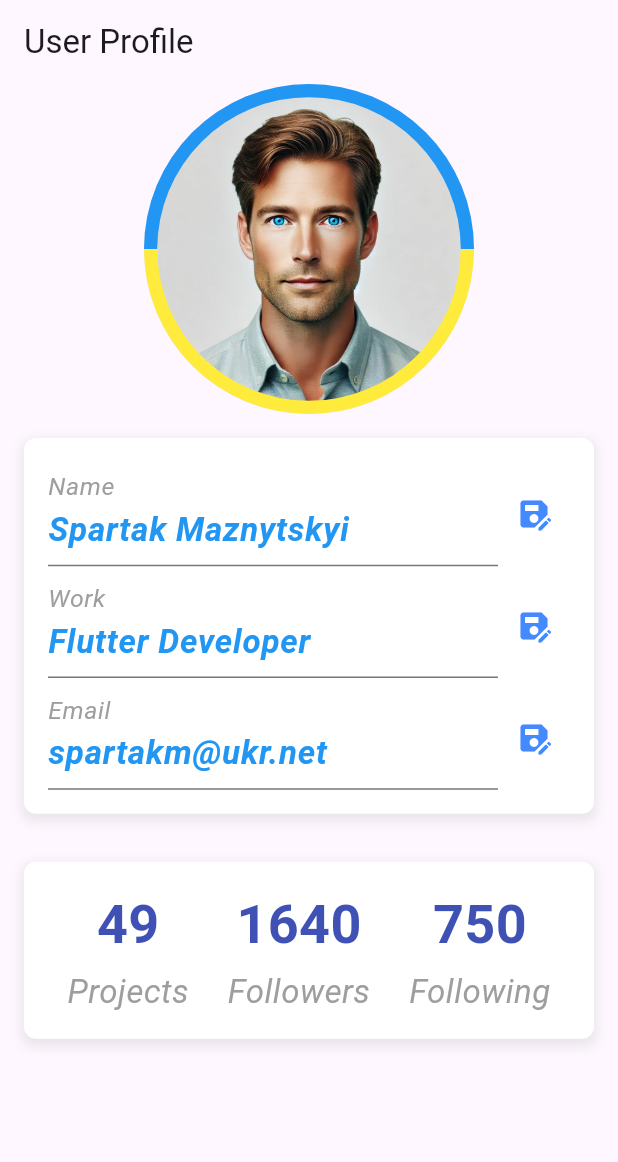
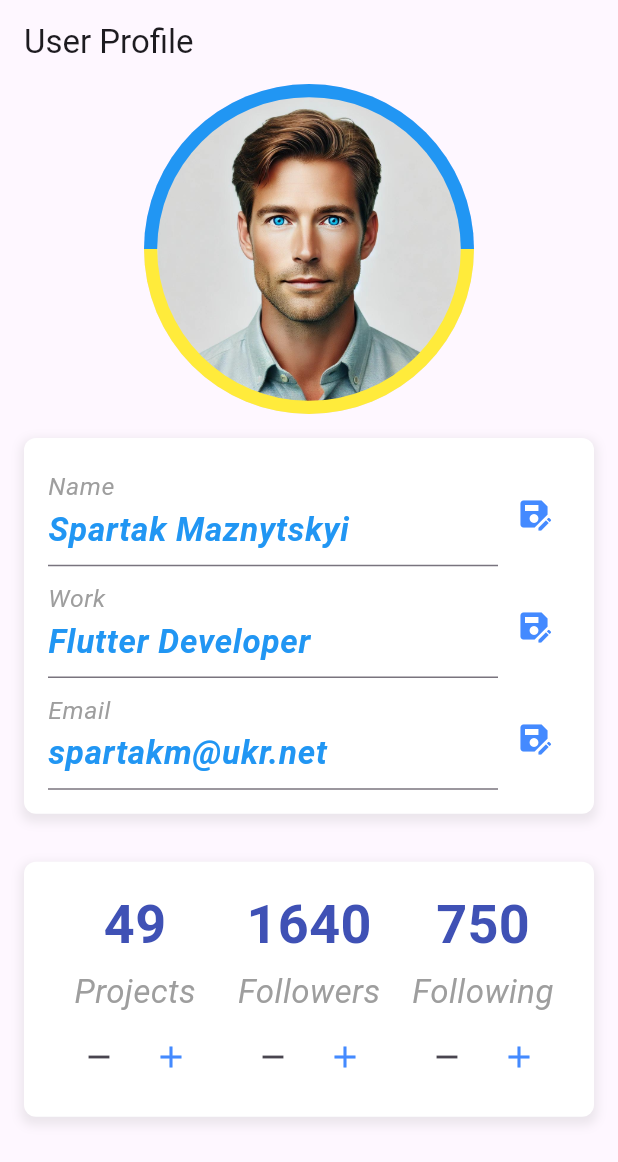
Before and after one commit to Spartakm67/flutter_home_work7, a Flutter app: the screen it shows after launch, after a tap on the "save as" icon, on a phone screen of 412 x 824 dp. Shown: the top 1162 px of the screen. Run offline on Flutter 3.47's test engine with Material 3 defaults, Android fonts, the phone set to English and light mode, and no system bars.

Commit message:
Email field validation added

```diff
--- a/lib/screens/profile_page.dart
+++ b/lib/screens/profile_page.dart
@@ -1,6 +1,6 @@
 import 'package:flutter/material.dart';
 import 'package:flutter_home_work7/widgets/profile_header.dart';
-import 'package:flutter_home_work7/widgets/user_status_widget.dart';
+import 'package:flutter_home_work7/widgets/user_status_widget_stateful.dart';
 
 class ProfilePage extends StatefulWidget {
   const ProfilePage({super.key});
@@ -18,10 +18,10 @@
       ),
       body: LayoutBuilder(
         builder: (context, constraints) {
-          return const SingleChildScrollView(
+          return SingleChildScrollView(
             child: Column(
               children: [
-                ProfileHeader(),
+                const ProfileHeader(),
                 UserStatusWidget(
                   projectsCount: 49,
                   followersCount: 1640,
--- a/lib/widgets/user_details_field.dart
+++ b/lib/widgets/user_details_field.dart
@@ -12,6 +12,21 @@
     required this.onSave,
     super.key,
   });
+
+  void _validateAndSave(BuildContext context) {
+    final email = controller.text;
+    final emailRegex = RegExp(r'^[\w-.]+@([\w-]+\.)+[\w-]{2,4}$');
+
+    if (label == 'Email' && !emailRegex.hasMatch(email)) {
+      ScaffoldMessenger.of(context).showSnackBar(
+        const SnackBar(
+          content: Text('Please enter a valid email address.'),
+        ),
+      );
+    } else {
+      onSave();
+    }
+  }
 
   @override
   Widget build(BuildContext context) {
@@ -29,7 +44,7 @@
         ),
         IconButton(
           icon: const Icon(Icons.save_as, color: Colors.blueAccent),
-          onPressed: () => onSave(),
+          onPressed: () => _validateAndSave(context),
         ),
       ],
     );
--- /dev/null
+++ b/lib/widgets/user_status_widget_stateful.dart
@@ -0,0 +1,110 @@
+import 'package:flutter/material.dart';
+import 'package:flutter_home_work7/styles/container_styles.dart';
+import 'package:flutter_home_work7/styles/text_styles.dart';
+
+class UserStatusWidget extends StatefulWidget {
+  final int projectsCount;
+  final int followersCount;
+  final int followingCount;
+
+  const UserStatusWidget({
+    required this.projectsCount,
+    required this.followersCount,
+    required this.followingCount,
+    super.key,
+  });
+
+  @override
+  State<UserStatusWidget> createState() => _UserStatusWidgetState();
+}
+
+class _UserStatusWidgetState extends State<UserStatusWidget> {
+  late int projects;
+  late int followers;
+  late int following;
+
+  @override
+  void initState() {
+    super.initState();
+    projects = widget.projectsCount;
+    followers = widget.followersCount;
+    following = widget.followingCount;
+  }
+
+  void _incrementCount(String type) {
+    setState(() {
+      if (type == 'projects') {
+        projects++;
+      } else if (type == 'followers') {
+        followers++;
+      } else if (type == 'following') {
+        following++;
+      }
+    });
+  }
+
+  void _decrementCount(String type) {
+    setState(() {
+      if (type == 'projects' && projects > 0) {
+        projects--;
+      } else if (type == 'followers' && followers > 0) {
+        followers--;
+      } else if (type == 'following' && following > 0) {
+        following--;
+      }
+    });
+  }
+
+  @override
+  Widget build(BuildContext context) {
+    double screenWidth = MediaQuery.of(context).size.width;
+    double paddingValue = screenWidth < 400 ? 8.0 : 16.0;
+
+    return Padding(
+      padding: EdgeInsets.all(paddingValue),
+      child: Container(
+        padding: EdgeInsets.all(paddingValue),
+        decoration: ContainerStyles.containerDecoration,
+        child: Row(
+          mainAxisAlignment: MainAxisAlignment.spaceAround,
+          children: [
+            _buildStatistic('Projects', projects, 'projects', context),
+            _buildStatistic('Followers', followers, 'followers', context),
+            _buildStatistic('Following', following, 'following', context),
+          ],
+        ),
+      ),
+    );
+  }
+
+  Widget _buildStatistic(String label, int count, String type, BuildContext context) {
+    return Column(
+      mainAxisAlignment: MainAxisAlignment.center,
+      children: [
+        Text(
+          count.toString(),
+          style: TextStyles.countText(context),
+        ),
+        const SizedBox(height: 4),
+        Text(
+          label,
+          style: TextStyles.defaultText(context),
+        ),
+        const SizedBox(height: 4),
+        Row(
+          mainAxisAlignment: MainAxisAlignment.center,
+          children: [
+            IconButton(
+              icon: const Icon(Icons.remove),
+              onPressed: () => _decrementCount(type),
+            ),
+            IconButton(
+              icon: const Icon(Icons.add, color: Colors.blueAccent,),
+              onPressed: () => _incrementCount(type),
+            ),
+          ],
+        ),
+      ],
+    );
+  }
+}
```
